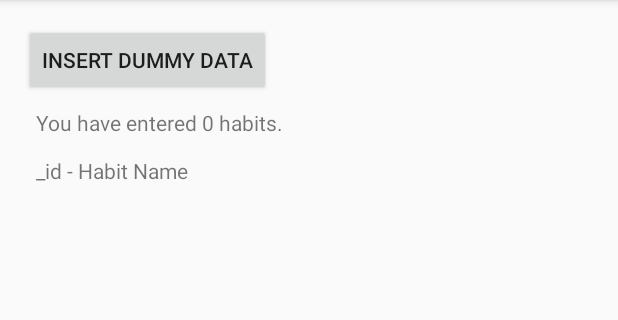
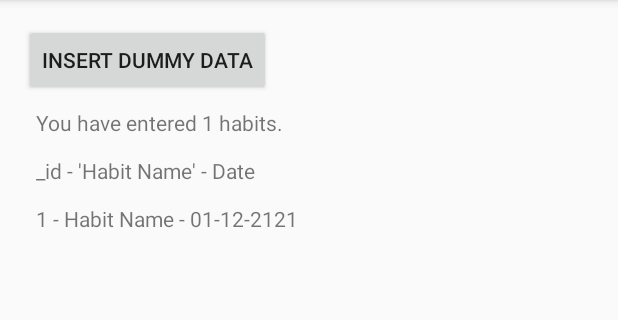
Before and after one commit to GauthamRajesh/Project9-HabitTracker, an Android app: the screen it shows after launch (MainActivity), after a tap on "INSERT DUMMY DATA", on a phone screen of 412 x 824 dp, the part 84-404 px from its top. Run offline under Robolectric (Android 15) with nearby library versions, the phone set to English and light mode, and no system bars.

Commit message:
Updated repo

```diff
--- a/Project9-HabitTracker/app/src/main/java/com/example/android/habittracker/MainActivity.java
+++ b/Project9-HabitTracker/app/src/main/java/com/example/android/habittracker/MainActivity.java
@@ -23,18 +23,20 @@ public class MainActivity extends AppCompatActivity {
             @Override
             public void onClick(View v) {
                 insertActivity();
+                displayDatabaseInfo(readDatabase());
             }
         });
         mDbHelper = new HabitDbHelper(this);
-        displayDatabaseInfo();
+        displayDatabaseInfo(readDatabase());
     }
-    private void displayDatabaseInfo() {
+    private Cursor readDatabase() {
         HabitDbHelper mDbHelper = new HabitDbHelper(this);
         SQLiteDatabase db = mDbHelper.getReadableDatabase();
         String[] projection = {
                 HabitContract.HabitEntry._ID,
-                HabitContract.HabitEntry.COLUMN_HABIT_NAME };
-        Cursor cursor = db.query(
+                HabitContract.HabitEntry.COLUMN_HABIT_NAME,
+                HabitContract.HabitEntry.COLUMN_DATE };
+        return db.query(
                 HabitContract.HabitEntry.TABLE_NAME,
                 projection,
                 null,
@@ -42,19 +44,23 @@ public class MainActivity extends AppCompatActivity {
                 null,
                 null,
                 null);
-
+    }
+    private void displayDatabaseInfo(Cursor cursor) {
         TextView displayView = (TextView) findViewById(R.id.database_activity);
         try {
             displayView.setText("You have entered " + cursor.getCount() + " habits.\n\n");
             displayView.append(HabitContract.HabitEntry._ID + " - " +
-                    HabitContract.HabitEntry.COLUMN_HABIT_NAME + " \n");
+                    HabitContract.HabitEntry.COLUMN_HABIT_NAME +
+                    " - " + HabitContract.HabitEntry.COLUMN_DATE + " \n");
             int idColumnIndex = cursor.getColumnIndex(HabitContract.HabitEntry._ID);
             int nameColumnIndex = cursor.getColumnIndex(HabitContract.HabitEntry.COLUMN_HABIT_NAME);
+            int dateColumnIndex = cursor.getColumnIndex(HabitContract.HabitEntry.COLUMN_DATE);
             while (cursor.moveToNext()) {
                 int currentID = cursor.getInt(idColumnIndex);
                 String currentHabitName = cursor.getString(nameColumnIndex);
+                String currentDate = cursor.getString(dateColumnIndex);
                 displayView.append(("\n" + currentID + " - " +
-                        currentHabitName));
+                        currentHabitName + " - " + currentDate));
             }
         } finally {
             cursor.close();
@@ -64,6 +70,7 @@ public class MainActivity extends AppCompatActivity {
         SQLiteDatabase db = mDbHelper.getWritableDatabase();
         ContentValues values = new ContentValues();
         values.put(HabitContract.HabitEntry.COLUMN_HABIT_NAME, "Coding");
+        values.put(HabitContract.HabitEntry.COLUMN_DATE, "01-12-2121");
         long newRowId = db.insert(HabitContract.HabitEntry.TABLE_NAME, null, values);
     }
 }
--- a/Project9-HabitTracker/app/src/main/java/com/example/android/habittracker/data/HabitContract.java
+++ b/Project9-HabitTracker/app/src/main/java/com/example/android/habittracker/data/HabitContract.java
@@ -7,6 +7,7 @@ public final class HabitContract {
     public static final class HabitEntry implements BaseColumns {
         public final static String TABLE_NAME = "habits";
         public final static String _ID = BaseColumns._ID;
-        public final static String COLUMN_HABIT_NAME ="Habit Name";
+        public final static String COLUMN_HABIT_NAME ="\'Habit Name\'";
+        public final static String COLUMN_DATE = "Date";
     }
 }
--- a/Project9-HabitTracker/app/src/main/java/com/example/android/habittracker/data/HabitDbHelper.java
+++ b/Project9-HabitTracker/app/src/main/java/com/example/android/habittracker/data/HabitDbHelper.java
@@ -4,9 +4,6 @@ import android.content.Context;
 import android.database.sqlite.SQLiteDatabase;
 import android.database.sqlite.SQLiteOpenHelper;
 
-/**
- * Created by gauth on 1/28/2017.
- */
 
 public class HabitDbHelper extends SQLiteOpenHelper {
     public static final String LOG_TAG = HabitDbHelper.class.getSimpleName();
@@ -19,7 +16,8 @@ public class HabitDbHelper extends SQLiteOpenHelper {
     public void onCreate(SQLiteDatabase db) {
         String SQL_CREATE_HABITS_TABLE =  "CREATE TABLE " + HabitContract.HabitEntry.TABLE_NAME + " ("
                 + HabitContract.HabitEntry._ID + " INTEGER PRIMARY KEY AUTOINCREMENT, "
-                + HabitContract.HabitEntry.COLUMN_HABIT_NAME + " TEXT NOT NULL);";
+                + HabitContract.HabitEntry.COLUMN_HABIT_NAME + " TEXT NOT NULL, "
+                + HabitContract.HabitEntry.COLUMN_DATE + " TEXT NOT NULL);";
         db.execSQL(SQL_CREATE_HABITS_TABLE);
     }
     @Override
```
Also changed, not shown: 1 other file.
